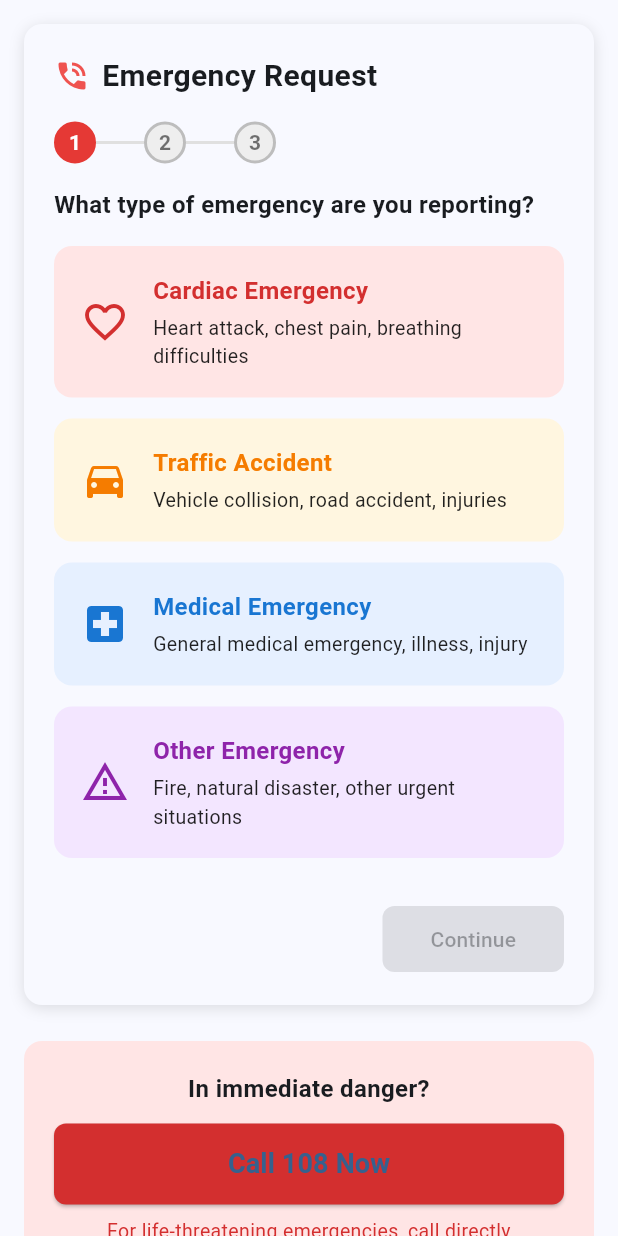
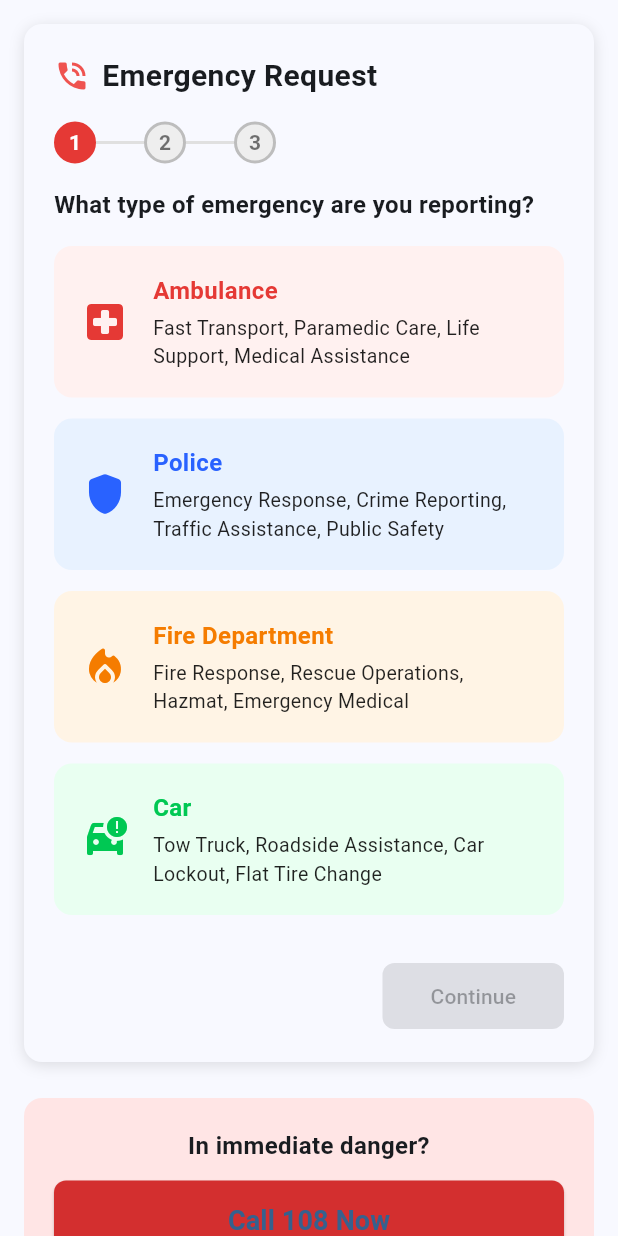
Before and after one commit to youssefhussein/Emergency-Alert, a Flutter app: the EmergencyDetailScreen screen opened directly with sample values from the repository, on a phone screen of 412 x 824 dp. Run offline on Flutter 3.47's test engine with Material 3 defaults, Android fonts, the phone set to English and light mode, and no system bars; our stand-ins replace audioplayers, cached_network_image, firebase_ai, firebase_core, flutter_dotenv, flutter_riverpod and 5 more; missing offline and left inert: record; accounts and stored records are empty.

Commit message:
fix: all emergencies have the correct type and changed hoispital to ambulance

```diff
--- a/lib/screens/emergency/emergency_detail_screen.dart
+++ b/lib/screens/emergency/emergency_detail_screen.dart
@@ -50,44 +50,52 @@ class _EmergencyDetailScreenState extends State<EmergencyDetailScreen> {
   List<_EmergencyType> _typesForTheme(BuildContext context) {
     final theme = Theme.of(context);
     final isDark = theme.brightness == Brightness.dark;
-    return [
-      _EmergencyType(
-        icon: Icons.favorite_border,
-        title: 'Cardiac Emergency',
-        description: 'Heart attack, chest pain, breathing difficulties',
-        color: isDark ? const Color(0xFF3B2323) : const Color(0xFFFFE5E5),
-        borderColor: isDark ? const Color(0xFFB71C1C) : const Color(0xFFFFB3B3),
-        iconColor: isDark ? Colors.red[200]! : const Color(0xFFD32F2F),
-        textColor: isDark ? Colors.red[200]! : const Color(0xFFD32F2F),
-      ),
-      _EmergencyType(
-        icon: Icons.directions_car,
-        title: 'Traffic Accident',
-        description: 'Vehicle collision, road accident, injuries',
-        color: isDark ? const Color(0xFF3B2F23) : const Color(0xFFFFF6E0),
-        borderColor: isDark ? const Color(0xFFFFA726) : const Color(0xFFFFD59E),
-        iconColor: isDark ? Colors.orange[200]! : const Color(0xFFF57C00),
-        textColor: isDark ? Colors.orange[200]! : const Color(0xFFF57C00),
-      ),
-      _EmergencyType(
-        icon: Icons.local_hospital,
-        title: 'Medical Emergency',
-        description: 'General medical emergency, illness, injury',
-        color: isDark ? const Color(0xFF232B3B) : const Color(0xFFE6F0FF),
-        borderColor: isDark ? const Color(0xFF1976D2) : const Color(0xFFB3D1FF),
-        iconColor: isDark ? Colors.blue[200]! : const Color(0xFF1976D2),
-        textColor: isDark ? Colors.blue[200]! : const Color(0xFF1976D2),
-      ),
-      _EmergencyType(
-        icon: Icons.warning_amber_outlined,
-        title: 'Other Emergency',
-        description: 'Fire, natural disaster, other urgent situations',
-        color: isDark ? const Color(0xFF32233B) : const Color(0xFFF3E6FF),
-        borderColor: isDark ? const Color(0xFF8E24AA) : const Color(0xFFD1B3FF),
-        iconColor: isDark ? Colors.purple[200]! : const Color(0xFF8E24AA),
-        textColor: isDark ? Colors.purple[200]! : const Color(0xFF8E24AA),
-      ),
-    ];
+    return emergencyServices.map((service) {
+      // Map service colors to dark/light theme variants
+      Color cardColor;
+      Color borderColor;
+      Color iconColor;
+      Color textColor;
+
+      switch (service.type) {
+        case EmergencyType.ambulance:
+          cardColor = isDark ? const Color(0xFF3B2323) : service.background;
+          borderColor = isDark ? const Color(0xFFB71C1C) : const Color(0xFFFFB3B3);
+          iconColor = isDark ? Colors.red[200]! : service.iconColor;
+          textColor = isDark ? Colors.red[200]! : service.iconColor;
+          break;
+        case EmergencyType.police:
+          cardColor = isDark ? const Color(0xFF232B3B) : service.background;
+          borderColor = isDark ? const Color(0xFF1976D2) : const Color(0xFFB3D1FF);
+          iconColor = isDark ? Colors.blue[200]! : service.iconColor;
+          textColor = isDark ? Colors.blue[200]! : service.iconColor;
+          break;
+        case EmergencyType.fire:
+          cardColor = isDark ? const Color(0xFF3B2F23) : service.background;
+          borderColor = isDark ? const Color(0xFFFFA726) : const Color(0xFFFFD59E);
+          iconColor = isDark ? Colors.orange[200]! : service.iconColor;
+          textColor = isDark ? Colors.orange[200]! : service.iconColor;
+          break;
+        case EmergencyType.car:
+          cardColor = isDark ? const Color(0xFF2B3B2B) : service.background;
+          borderColor = isDark ? const Color(0xFF4CAF50) : const Color(0xFFA5D6A7);
+          iconColor = isDark ? Colors.green[200]! : service.iconColor;
+          textColor = isDark ? Colors.green[200]! : service.iconColor;
+          break;
+      }
+
+      return _EmergencyType(
+        emergencyType: service.type,
+        emergencyService: service,
+        icon: service.icon,
+        title: service.name,
+        description: service.availableServices.join(', '),
+        color: cardColor,
+        borderColor: borderColor,
+        iconColor: iconColor,
+        textColor: textColor,
+      );
+    }).toList();
   }
 
   @override
@@ -388,6 +396,8 @@ class _EmergencyDetailScreenState extends State<EmergencyDetailScreen> {
 }
 
 class _EmergencyType {
+  final EmergencyType emergencyType;
+  final EmergencyService emergencyService;
   final IconData icon;
   final String title;
   final String description;
@@ -397,6 +407,8 @@ class _EmergencyType {
   final Color textColor;
 
   _EmergencyType({
+    required this.emergencyType,
+    required this.emergencyService,
     required this.icon,
     required this.title,
     required this.description,
--- a/lib/services/emergency_service.dart
+++ b/lib/services/emergency_service.dart
@@ -1,6 +1,6 @@
 import 'package:flutter/material.dart';
 
-enum EmergencyType { ambulance, police, fire, hospital }
+enum EmergencyType { ambulance, police, fire, car }
 
 class EmergencyService {
   final EmergencyType type;
@@ -75,19 +75,19 @@ const emergencyServices = <EmergencyService>[
     ],
   ),
   EmergencyService(
-    type: EmergencyType.hospital,
-    name: 'Hospital',
-    number: '125',
-    icon: Icons.local_hospital_outlined,
+    type: EmergencyType.car,
+    name: 'Car',
+    number: '126',
+    icon: Icons.car_crash,
     background: Color(0xFFE9FFF1),
     iconColor: Color(0xFF00C853),
     reassuranceText:
-        'Medical professionals are on their way. Keep breathing slowly and steadily.',
+        'A tow truck is on its way to you. Stay calm and wait for the truck to arrive.',
     availableServices: [
-      'Emergency Care',
-      'Ambulance',
-      'Trauma Care',
-      '24/7 Support',
+      'Tow Truck',
+      'Roadside Assistance',
+      'Car Lockout',
+      'Flat Tire Change',
     ],
   ),
 ];
```
